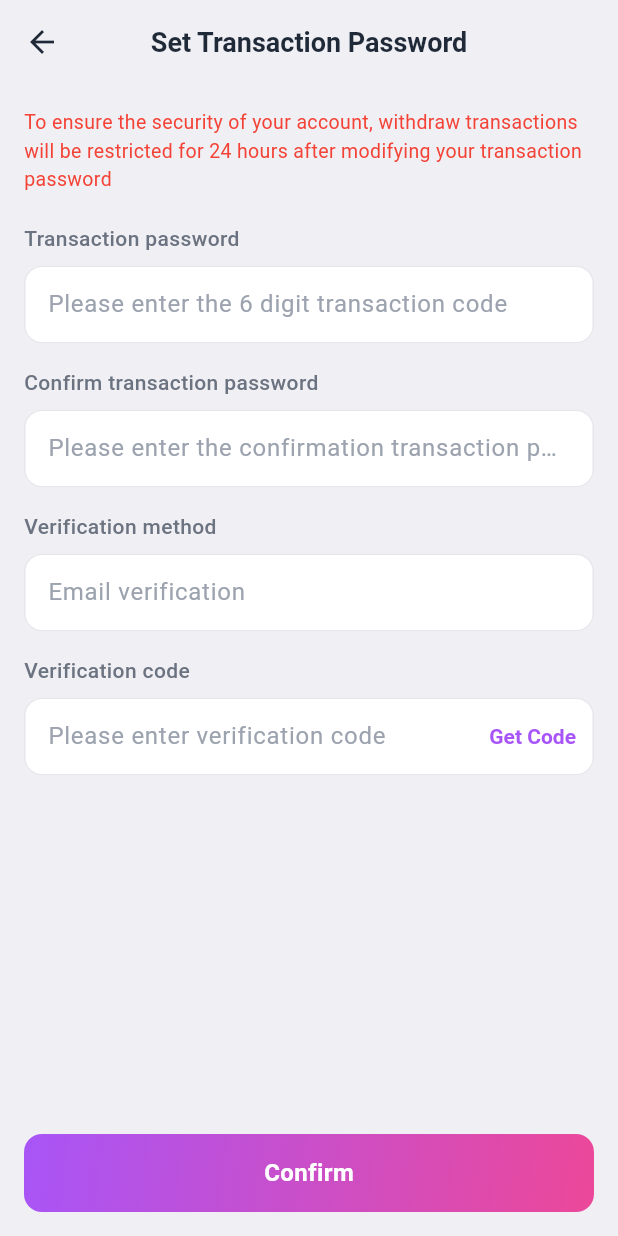
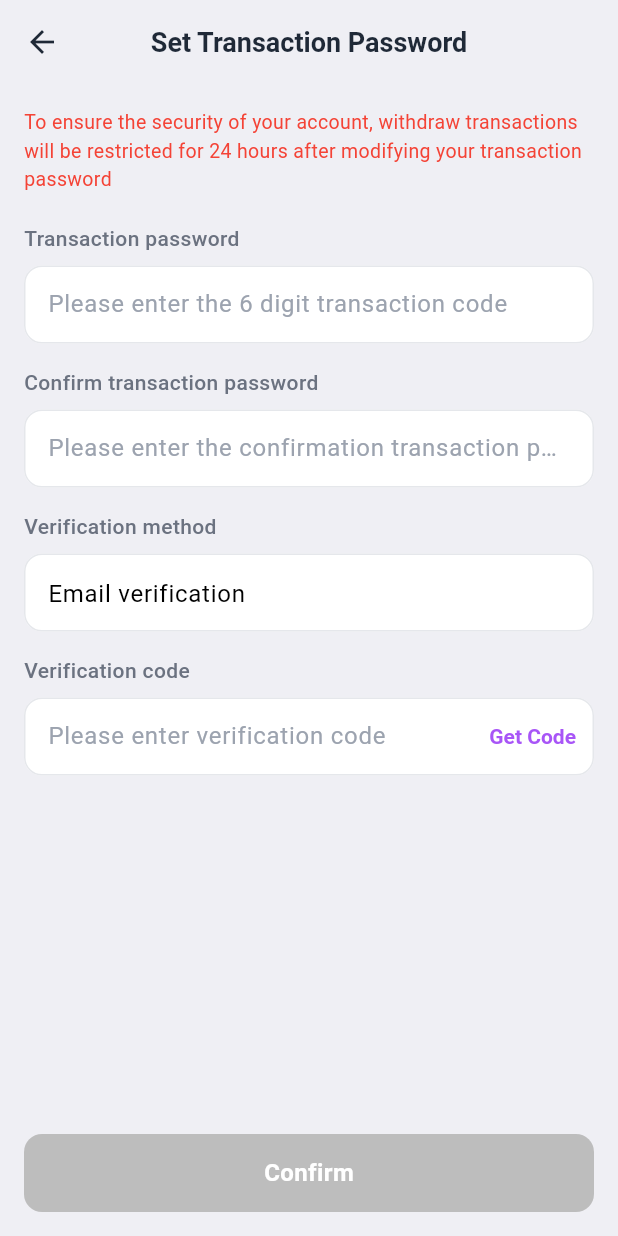
Before and after one commit to zhaohon/comePay, a Flutter app: the SetTransactionPasswordScreen screen opened directly, on a phone screen of 412 x 824 dp. Run offline on Flutter 3.47's test engine with Material 3 defaults, Android fonts, the phone set to English and light mode, and no system bars; our stand-ins replace camera, carousel_slider, dio, fl_chart, font_awesome_flutter, get_it and 9 more; missing offline and left inert: flutter_inappwebview, mobile_scanner, webview_flutter_android, webview_flutter_wkwebview; accounts and stored records are empty; network calls fail; Roboto replaces fonts that are missing (SF Pro Text).

Commit message:
feat：内部转账对接，国际化

```diff
--- a/lib/l10n/app_localizations.dart
+++ b/lib/l10n/app_localizations.dart
@@ -3263,6 +3263,78 @@ abstract class AppLocalizations {
   /// In en, this message translates to:
   /// **'Physical card already applied'**
   String get physicalCardAlreadyApplied;
+
+  /// No description provided for @enterRecipientUid.
+  ///
+  /// In en, this message translates to:
+  /// **'Please enter recipient UID'**
+  String get enterRecipientUid;
+
+  /// No description provided for @internalTransferFailed.
+  ///
+  /// In en, this message translates to:
+  /// **'Internal transfer failed: {error}'**
+  String internalTransferFailed(Object error);
+
+  /// No description provided for @securityTip.
+  ///
+  /// In en, this message translates to:
+  /// **'Security Tip'**
+  String get securityTip;
+
+  /// No description provided for @transactionPasswordNotSetMessage.
+  ///
+  /// In en, this message translates to:
+  /// **'You haven\'t set a transaction password yet. For your security, please set it first.'**
+  String get transactionPasswordNotSetMessage;
+
+  /// No description provided for @goToSet.
+  ///
+  /// In en, this message translates to:
+  /// **'Go to Set'**
+  String get goToSet;
+
+  /// No description provided for @confirmTransaction.
+  ///
+  /// In en, this message translates to:
+  /// **'Confirm Transaction'**
+  String get confirmTransaction;
+
+  /// No description provided for @enter6DigitTransactionPasswordToVerify.
+  ///
+  /// In en, this message translates to:
+  /// **'Please enter your 6-digit transaction password to verify identity'**
+  String get enter6DigitTransactionPasswordToVerify;
+
+  /// No description provided for @recipientUid.
+  ///
+  /// In en, this message translates to:
+  /// **'Recipient UID'**
+  String get recipientUid;
+
+  /// No description provided for @enterRecipientUidHint.
+  ///
+  /// In en, this message translates to:
+  /// **'Enter recipient UID (numbers only)'**
+  String get enterRecipientUidHint;
+
+  /// No description provided for @internalTransferTip.
+  ///
+  /// In en, this message translates to:
+  /// **'💡 Free of charge for internal transfers, instant arrival'**
+  String get internalTransferTip;
+
+  /// No description provided for @tokenWithdrawal.
+  ///
+  /// In en, this message translates to:
+  /// **'Token Withdrawal'**
+  String get tokenWithdrawal;
+
+  /// No description provided for @internalTransfer.
+  ///
+  /// In en, this message translates to:
+  /// **'Internal Transfer'**
+  String get internalTransfer;
 }
 
 class _AppLocalizationsDelegate
--- a/lib/views/homes/SetTransactionPasswordScreen.dart
+++ b/lib/views/homes/SetTransactionPasswordScreen.dart
@@ -5,13 +5,16 @@ import 'package:comecomepay/utils/service_locator.dart';
 import 'package:comecomepay/l10n/app_localizations.dart';
 import 'package:comecomepay/utils/app_colors.dart';
 
-class SetTransactionPasswordScreen extends StatelessWidget {
+class SetTransactionPasswordScreen extends StatefulWidget {
   const SetTransactionPasswordScreen({super.key});
 
   @override
-  Widget build(BuildContext context) {
-    final viewModel = Provider.of<SetTransactionPasswordViewModel>(context);
+  State<SetTransactionPasswordScreen> createState() =>
+      _SetTransactionPasswordScreenState();
+}
 
+class _SetTransactionPasswordScreenState
+    extends State<SetTransactionPasswordScreen> {
   final TextEditingController _transactionPasswordController =
       TextEditingController();
   final TextEditingController _confirmPasswordController =
@@ -19,6 +22,16 @@ class SetTransactionPasswordScreen extends StatelessWidget {
   final TextEditingController _verificationCodeController =
       TextEditingController();
 
+  @override
+  void dispose() {
+    _transactionPasswordController.dispose();
+    _confirmPasswordController.dispose();
+    _verificationCodeController.dispose();
+    super.dispose();
+  }
+
+  @override
+  Widget build(BuildContext context) {
     return Scaffold(
       backgroundColor: AppColors.pageBackground,
       appBar: AppBar(
@@ -35,6 +48,7 @@ class SetTransactionPasswordScreen extends StatelessWidget {
 
           if (viewModel.errorMessage != null) {
             WidgetsBinding.instance.addPostFrameCallback((_) {
+              if (mounted) {
                 ScaffoldMessenger.of(context).showSnackBar(
                   SnackBar(
                     content: Text(viewModel.errorMessage!),
@@ -42,6 +56,7 @@ class SetTransactionPasswordScreen extends StatelessWidget {
                   ),
                 );
                 viewModel.clearError();
+              }
             });
           }
 
@@ -53,10 +68,9 @@ class SetTransactionPasswordScreen extends StatelessWidget {
                 children: [
                   Text(
                     AppLocalizations.of(context)!.setTransactionPasswordWarning,
-                    style: TextStyle(color: Colors.red, fontSize: 13),
+                    style: const TextStyle(color: Colors.red, fontSize: 13),
                   ),
                   const SizedBox(height: 20),
-
                   _buildTextField(
                     title: AppLocalizations.of(context)!.transactionPassword,
                     hint: AppLocalizations.of(context)!
@@ -66,7 +80,6 @@ class SetTransactionPasswordScreen extends StatelessWidget {
                     readOnly: viewModel.isOtpRequested,
                   ),
                   const SizedBox(height: 16),
-
                   _buildTextField(
                     title: AppLocalizations.of(context)!
                         .confirmTransactionPassword,
@@ -77,28 +90,29 @@ class SetTransactionPasswordScreen extends StatelessWidget {
                     readOnly: viewModel.isOtpRequested,
                   ),
                   const SizedBox(height: 16),
-
                   _buildTextField(
                     title: AppLocalizations.of(context)!.verificationMethod,
                     hint: AppLocalizations.of(context)!.emailVerification,
+                    value: AppLocalizations.of(context)!.emailVerification,
                     readOnly: true,
                   ),
                   const SizedBox(height: 16),
-
                   _buildTextField(
                     title: AppLocalizations.of(context)!.verificationCode,
                     hint: AppLocalizations.of(context)!
                         .pleaseEnterVerificationCode,
                     controller: _verificationCodeController,
                     suffix: TextButton(
-                      onPressed: () async {
+                      onPressed: viewModel.isOtpRequested
+                          ? null
+                          : () async {
                               final result =
                                   await viewModel.requestTransactionPassword(
                                 password: _transactionPasswordController.text,
-                          confirmPassword: _confirmPasswordController.text,
+                                confirmPassword:
+                                    _confirmPasswordController.text,
                               );
-                        if (result.success) {
-                          // OTP sent, user can now enter code
+                              if (result.success && mounted) {
                                 ScaffoldMessenger.of(context).showSnackBar(
                                   SnackBar(
                                     content: Text(AppLocalizations.of(context)!
@@ -106,34 +120,42 @@ class SetTransactionPasswordScreen extends StatelessWidget {
                                     backgroundColor: Colors.green,
                                   ),
                                 );
-                          // Clear password fields on success
-                          _transactionPasswordController.clear();
-                          _confirmPasswordController.clear();
                               }
-                        // Error handled by Consumer
                             },
-                      child: Text(AppLocalizations.of(context)!.getCode),
+                      child: Text(
+                        viewModel.isOtpRequested
+                            ? 'OTP Sent'
+                            : AppLocalizations.of(context)!.getCode,
+                        style: TextStyle(
+                          color: viewModel.isOtpRequested
+                              ? Colors.grey
+                              : AppColors.primary,
                         ),
                       ),
-                  const SizedBox(height: 80), // biar tidak ketutup tombol bawah
+                    ),
+                  ),
+                  const SizedBox(height: 80),
                 ],
               ),
             ),
           );
         },
       ),
-
-      // Confirm button di paling bawah
       bottomNavigationBar: Padding(
         padding: const EdgeInsets.all(16.0),
-        child: Material(
+        child: Consumer<SetTransactionPasswordViewModel>(
+          builder: (context, viewModel, child) {
+            return Material(
               color: Colors.transparent,
               child: InkWell(
-            onTap: () async {
-              final result = await viewModel.completeTransactionPassword(
+                onTap: !viewModel.isOtpRequested
+                    ? null
+                    : () async {
+                        final result =
+                            await viewModel.completeTransactionPassword(
                           otpCode: _verificationCodeController.text,
                         );
-              if (result.success) {
+                        if (result.success && mounted) {
                           ScaffoldMessenger.of(context).showSnackBar(
                             SnackBar(
                               content: Text(result.message ??
@@ -149,7 +171,14 @@ class SetTransactionPasswordScreen extends StatelessWidget {
                 child: Container(
                   height: 52,
                   decoration: BoxDecoration(
-                gradient: AppColors.primaryGradient,
+                    gradient: viewModel.isOtpRequested
+                        ? AppColors.primaryGradient
+                        : LinearGradient(
+                            colors: [
+                              Colors.grey.shade400,
+                              Colors.grey.shade400
+                            ],
+                          ),
                     borderRadius: BorderRadius.circular(12),
                   ),
                   alignment: Alignment.center,
@@ -163,6 +192,8 @@ class SetTransactionPasswordScreen extends StatelessWidget {
                   ),
                 ),
               ),
+            );
+          },
         ),
       ),
     );
@@ -175,6 +206,7 @@ class SetTransactionPasswordScreen extends StatelessWidget {
     bool obscure = false,
     Widget? suffix,
     bool readOnly = false,
+    String? value,
   }) {
     return Column(
       crossAxisAlignment: CrossAxisAlignment.start,
@@ -185,9 +217,14 @@ class SetTransactionPasswordScreen extends StatelessWidget {
         ),
         const SizedBox(height: 8),
         TextField(
-          controller: controller,
+          controller:
+              value != null ? TextEditingController(text: value) : controller,
           obscureText: obscure,
           readOnly: readOnly,
+          style: TextStyle(
+            color: readOnly && value != null ? Colors.black : null,
+            fontWeight: readOnly && value != null ? FontWeight.w400 : null,
+          ),
           decoration: InputDecoration(
             hintText: hint,
             border: OutlineInputBorder(
```
Also changed, not shown: lib/l10n/app_ar.arb (+13 -1 lines), lib/l10n/app_en.arb (+13 -1 lines), lib/l10n/app_id.arb (+13 -1 lines), lib/l10n/app_localizations_ar.dart (+41 -0 lines), lib/l10n/app_localizations_en.dart (+41 -0 lines), lib/l10n/app_localizations_id.dart (+41 -0 lines), lib/l10n/app_localizations_zh.dart (+38 -0 lines), lib/l10n/app_zh.arb (+13 -1 lines), lib/viewmodels/set_transaction_password_viewmodel.dart (+7 -0 lines), lib/views/homes/SendPdp.dart (+62 -39 lines), lib/widgets/otp_input.dart (+11 -6 lines), 1 other file. Lines whose indentation alone changed are shown as unchanged.
